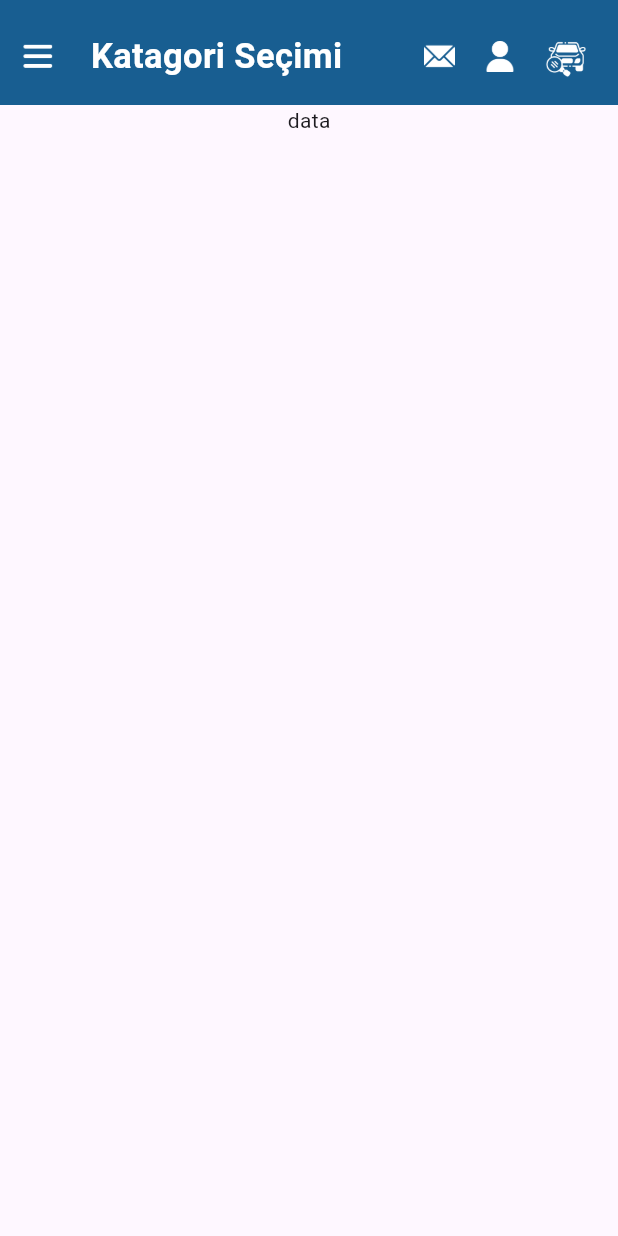
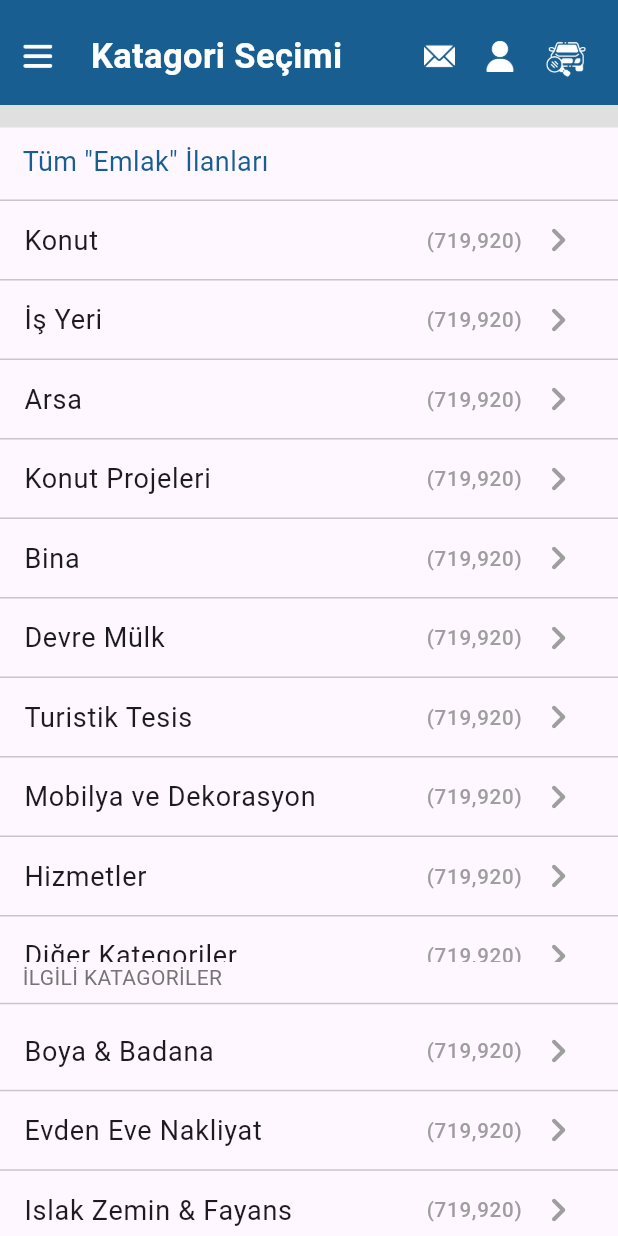
Before and after one commit to KadirKARAKAS/SahibindenClone, a Flutter app: the PropertyFirstPage screen opened directly, on a phone screen of 412 x 824 dp. Run offline on Flutter 3.47's test engine with Material 3 defaults, Android fonts, the phone set to English and light mode, and no system bars.

Commit message:
propertyCatagories
property catagoriess edit

```diff
--- a/lib/PropertyCatagoriesPage/Page/property_first_page.dart
+++ b/lib/PropertyCatagoriesPage/Page/property_first_page.dart
@@ -1,7 +1,7 @@
-import 'package:flutter/foundation.dart';
 import 'package:flutter/material.dart';
 import 'package:sahibinden_clone/GlobalWidgets/catagories_appbar_widget.dart';
-import 'package:sahibinden_clone/HomePage/Widget/appbar_widget.dart';
+import 'package:sahibinden_clone/PropertyCatagoriesPage/Widget/property_catagories_widget.dart';
+import 'package:sahibinden_clone/PropertyCatagoriesPage/Widget/property_extra_catagories_widget.dart';
 
 class PropertyFirstPage extends StatefulWidget {
   const PropertyFirstPage({super.key});
@@ -13,10 +13,67 @@ class PropertyFirstPage extends StatefulWidget {
 class _PropertyFirstPageState extends State<PropertyFirstPage> {
   @override
   Widget build(BuildContext context) {
+    Size size = MediaQuery.of(context).size;
     return Scaffold(
-      body: Column(
-        children: [CatagoriesAppbarWidget(), Text("data")],
+      body: SingleChildScrollView(
+        child: Column(
+          children: [
+            CatagoriesAppbarWidget(),
+            greyContainerWidget(size),
+            pageFirstTextWidget(),
+            PropertyCatagoriesWidget(),
+            pageSecondTextWidget(),
+            PropertyExtraCatagoriesWidget(),
+          ],
+        ),
       ),
     );
   }
+
+  Column pageSecondTextWidget() {
+    return Column(
+      children: [
+        Padding(
+          padding: const EdgeInsets.only(left: 15),
+          child: Align(
+            alignment: Alignment.centerLeft,
+            child: Text(
+              "İLGİLİ KATAGORİLER",
+              style: TextStyle(color: Colors.grey[600], fontSize: 14),
+            ),
+          ),
+        ),
+        Divider(height: 15)
+      ],
+    );
+  }
+
+  Container greyContainerWidget(Size size) {
+    return Container(
+      width: size.width,
+      height: 15,
+      color: Colors.grey.shade300,
+    );
+  }
+
+  Column pageFirstTextWidget() => Column(
+        children: [
+          Align(
+              alignment: Alignment.centerLeft,
+              child: Padding(
+                padding: const EdgeInsets.only(left: 15, top: 10, bottom: 10),
+                child: Text(
+                  "Tüm \"Emlak\" İlanları",
+                  style: TextStyle(
+                    fontSize: 18,
+                    fontWeight: FontWeight.w400,
+                    color: const Color.fromRGBO(24, 94, 145, 1),
+                  ),
+                ),
+              )),
+          Divider(
+            height: 5,
+          )
+        ],
+      );
 }
--- /dev/null
+++ b/lib/PropertyCatagoriesPage/Widget/property_catagories_widget.dart
@@ -0,0 +1,126 @@
+import 'dart:math';
+import 'package:flutter/material.dart';
+import 'package:intl/intl.dart';
+import 'package:sahibinden_clone/PropertyCatagoriesPage/Page/property_detail_catagories_page.dart';
+
+class PropertyCatagoriesWidget extends StatelessWidget {
+  PropertyCatagoriesWidget({Key? key}) : super(key: key);
+
+  final List<String> titles = [
+    "Konut",
+    "İş Yeri",
+    "Arsa",
+    "Konut Projeleri",
+    "Bina",
+    "Devre Mülk",
+    "Turistik Tesis",
+    "Mobilya ve Dekorasyon",
+    "Hizmetler",
+    "Diğer Kategoriler"
+  ];
+
+  String generateRandomNumber() {
+    final random = Random();
+    int number = random.nextInt(1750000) + 500;
+
+    final formatter = NumberFormat('#,###');
+    return formatter.format(number);
+  }
+
+  @override
+  Widget build(BuildContext context) {
+    Size size = MediaQuery.of(context).size;
+    return SizedBox(
+      height: size.height / 1.63,
+      child: ListView.builder(
+        physics: NeverScrollableScrollPhysics(),
+        padding: EdgeInsets.all(0),
+        itemCount: titles.length,
+        itemBuilder: (context, index) {
+          void navigateToPage(int index) {
+            switch (index) {
+              case 0:
+                Navigator.push(
+                  context,
+                  MaterialPageRoute(
+                    builder: (context) => PropertyDetailCatagoriesPage(),
+                  ),
+                );
+                break;
+              case 1:
+                Navigator.push(
+                  context,
+                  MaterialPageRoute(
+                    builder: (context) => PropertyDetailCatagoriesPage(),
+                  ),
+                );
+                break;
+              default:
+                Navigator.push(
+                  context,
+                  MaterialPageRoute(
+                    builder: (context) => PropertyDetailCatagoriesPage(),
+                  ),
+                );
+                break;
+            }
+          }
+
+          return PropertyListItem(
+            title: titles[index],
+            randomNumber: generateRandomNumber(),
+            onTap: () {
+              navigateToPage(index);
+            },
+          );
+        },
+      ),
+    );
+  }
+}
+
+class PropertyListItem extends StatelessWidget {
+  final String title;
+  final VoidCallback onTap;
+  final String randomNumber;
+  const PropertyListItem({
+    Key? key,
+    required this.title,
+    required this.onTap,
+    required this.randomNumber,
+  }) : super(key: key);
+
+  @override
+  Widget build(BuildContext context) {
+    return Column(
+      children: [
+        ListTile(
+          dense: true,
+          title: Text(
+            title,
+            style: TextStyle(fontWeight: FontWeight.w400, fontSize: 18),
+          ),
+          trailing: Row(
+            mainAxisSize: MainAxisSize.min,
+            children: [
+              Text(
+                "(${randomNumber})",
+                style: TextStyle(fontSize: 13.7, color: Colors.grey.shade500),
+              ),
+              const SizedBox(width: 8),
+              const Icon(
+                size: 32,
+                Icons.navigate_next_rounded,
+                color: Colors.grey,
+              ),
+            ],
+          ),
+          onTap: onTap,
+        ),
+        const Divider(
+          height: 5,
+        ),
+      ],
+    );
+  }
+}
--- /dev/null
+++ b/lib/PropertyCatagoriesPage/Widget/property_extra_catagories_widget.dart
@@ -0,0 +1,127 @@
+import 'dart:math';
+import 'package:flutter/material.dart';
+import 'package:intl/intl.dart';
+import 'package:sahibinden_clone/PropertyCatagoriesPage/Page/property_detail_catagories_page.dart';
+
+class PropertyExtraCatagoriesWidget extends StatelessWidget {
+  PropertyExtraCatagoriesWidget({Key? key}) : super(key: key);
+
+  final List<String> titles = [
+    "Boya & Badana",
+    "Evden Eve Nakliyat",
+    "Islak Zemin & Fayans",
+    "Mutfak, Banyo Yenileme",
+    "Alçı & Kartonpiyer",
+    "Beyaz Eşya",
+    "Yapı Malzemeleri",
+    "Küçük Ev Aletleri",
+    "Mobilya",
+    "Güvenlik Sistemleri"
+  ];
+
+  String generateRandomNumber() {
+    final random = Random();
+    int number = random.nextInt(1750000) + 500;
+
+    final formatter = NumberFormat('#,###');
+    return formatter.format(number);
+  }
+
+  @override
+  Widget build(BuildContext context) {
+    Size size = MediaQuery.of(context).size;
+    return SizedBox(
+      height: size.height / 1.63,
+      child: ListView.builder(
+        physics: NeverScrollableScrollPhysics(),
+        padding: EdgeInsets.all(0),
+        itemCount: titles.length,
+        itemBuilder: (context, index) {
+          void navigateToPage(int index) {
+            switch (index) {
+              case 0:
+                Navigator.push(
+                  context,
+                  MaterialPageRoute(
+                    builder: (context) => PropertyDetailCatagoriesPage(),
+                  ),
+                );
+                break;
+              case 1:
+                Navigator.push(
+                  context,
+                  MaterialPageRoute(
+                    builder: (context) => PropertyDetailCatagoriesPage(),
+                  ),
+                );
+                break;
+
+              default:
+                Navigator.push(
+                  context,
+                  MaterialPageRoute(
+                    builder: (context) => PropertyDetailCatagoriesPage(),
+                  ),
+                );
+                break;
+            }
+          }
+
+          return PropertyListItem(
+            title: titles[index],
+            randomNumber: generateRandomNumber(),
+            onTap: () {
+              navigateToPage(index);
+            },
+          );
+        },
+      ),
+    );
+  }
+}
+
+class PropertyListItem extends StatelessWidget {
+  final String title;
+  final VoidCallback onTap;
+  final String randomNumber;
+  const PropertyListItem({
+    Key? key,
+    required this.title,
+    required this.onTap,
+    required this.randomNumber,
+  }) : super(key: key);
+
+  @override
+  Widget build(BuildContext context) {
+    return Column(
+      children: [
+        ListTile(
+          dense: true,
+          title: Text(
+            title,
+            style: TextStyle(fontWeight: FontWeight.w400, fontSize: 18),
+          ),
+          trailing: Row(
+            mainAxisSize: MainAxisSize.min,
+            children: [
+              Text(
+                "(${randomNumber})",
+                style: TextStyle(fontSize: 13.7, color: Colors.grey.shade500),
+              ),
+              const SizedBox(width: 8),
+              const Icon(
+                size: 32,
+                Icons.navigate_next_rounded,
+                color: Colors.grey,
+              ),
+            ],
+          ),
+          onTap: onTap,
+        ),
+        const Divider(
+          height: 5,
+        ),
+      ],
+    );
+  }
+}
--- a/pubspec.yaml
+++ b/pubspec.yaml
@@ -35,6 +35,7 @@ dependencies:
   # The following adds the Cupertino Icons font to your application.
   # Use with the CupertinoIcons class for iOS style icons.
   cupertino_icons: ^1.0.6
+  intl: ^0.20.1
 
 dev_dependencies:
   flutter_test:
```
Also changed, not shown: lib/PropertyCatagoriesPage/Page/property_detail_catagories_page.dart (added, +29 -0 lines), lib/PropertyCatagoriesPage/Widget/property_detail_catagories_widget.dart (added, +127 -0 lines), pubspec.lock.
